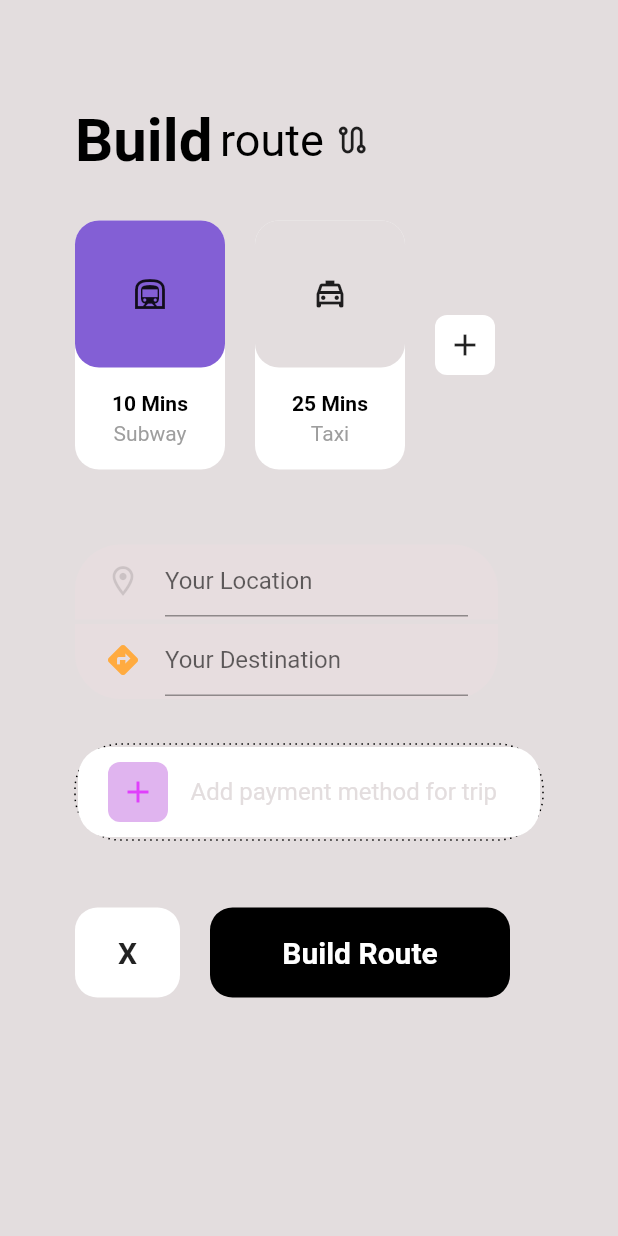
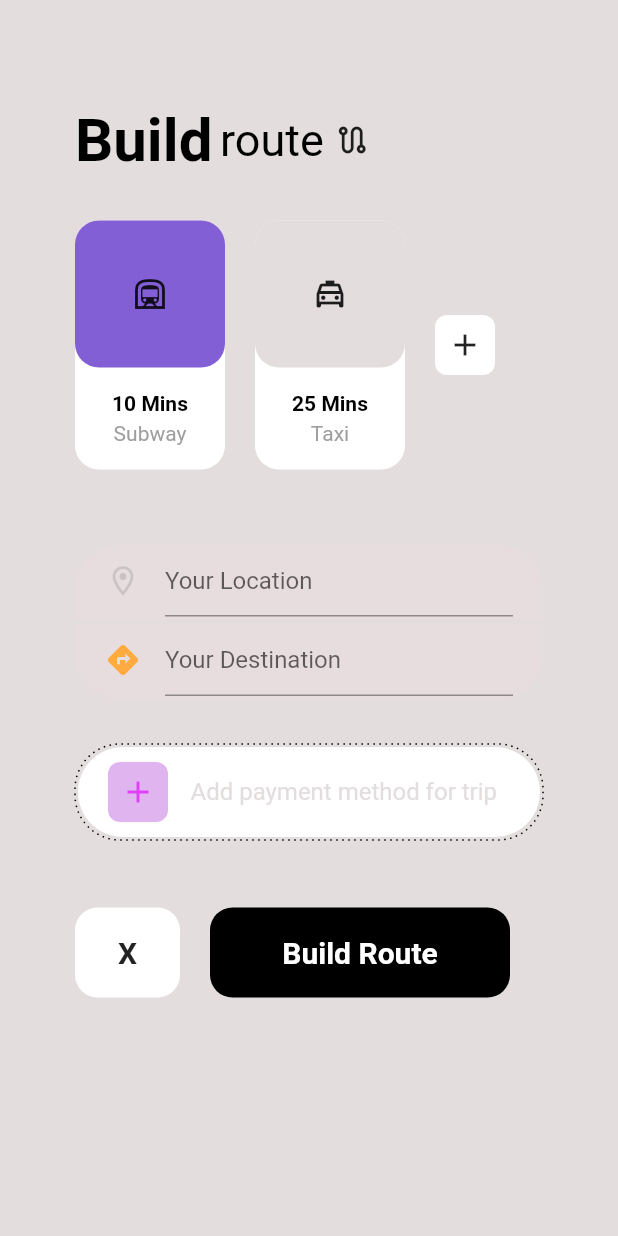
Before and after one commit to DroneCodes/routedriver, a Flutter app: the BuildRoute screen opened directly, on a phone screen of 412 x 824 dp. Run offline on Flutter 3.47's test engine with Material 2 defaults, Android fonts, the phone set to English and light mode, and no system bars; drawn by our look-alikes of dotted_border; network calls fail.

Commit message:
Birthday code

```diff
--- a/lib/route/route.dart
+++ b/lib/route/route.dart
@@ -202,10 +202,9 @@ class BuildRoute extends StatelessWidget {
             //   ),
             // ),
             Container(
-              padding: EdgeInsets.only(right: 30),
-                width: size.width,
+                width: size.width * 0.9,
                 child: Column(
-              mainAxisAlignment: MainAxisAlignment.start,
+              mainAxisAlignment: MainAxisAlignment.center,
               children: [
                 InputTextField(
                     onChanged: (value) {},
@@ -267,7 +266,7 @@ class BuildRoute extends StatelessWidget {
                   height: 60,
                   decoration: BoxDecoration(
                       color: Colors.white,
-                      borderRadius: BorderRadius.circular(20.0)),
+                      borderRadius: BorderRadius.circular(30.0)),
                   child: Row(
                     mainAxisAlignment: MainAxisAlignment.start,
                     children: [
--- a/lib/route/textfield/destinationcontainer.dart
+++ b/lib/route/textfield/destinationcontainer.dart
@@ -10,7 +10,6 @@ class DestinationContainer extends StatelessWidget {
     Size size = MediaQuery.of(context).size;
     return Container(
       padding: EdgeInsets.only(left: 20, right: 20),
-      width: size.width * 0.8,
       decoration: BoxDecoration(
         borderRadius: BorderRadius.only(
             bottomRight: Radius.circular(30),
--- a/lib/route/textfield/inputcontainer.dart
+++ b/lib/route/textfield/inputcontainer.dart
@@ -10,7 +10,6 @@ class TextFieldContainer extends StatelessWidget {
       Size size = MediaQuery.of(context).size;
     return Container(
       padding: EdgeInsets.only(left: 20, right: 20),
-       width: size.width * 0.8,
        decoration: BoxDecoration(
        borderRadius: BorderRadius.only(
        topRight: Radius.circular(30),
```
Also changed, not shown: lib/directions/direction.dart (+62 -5 lines), assets/images/compass.png (added).
